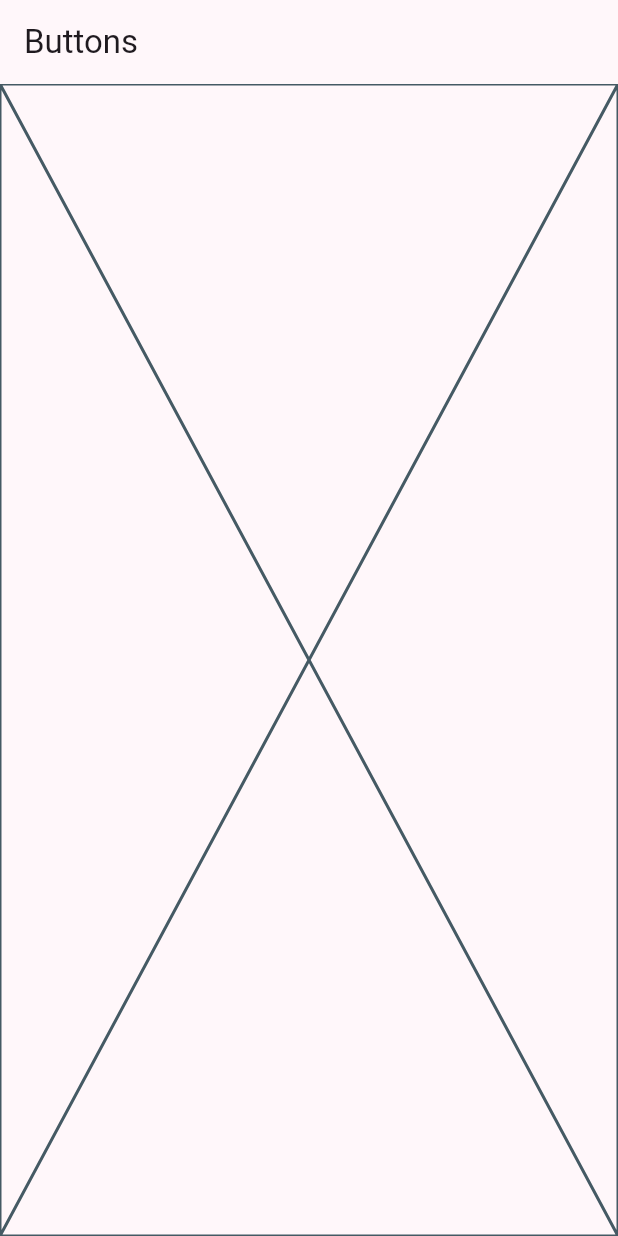
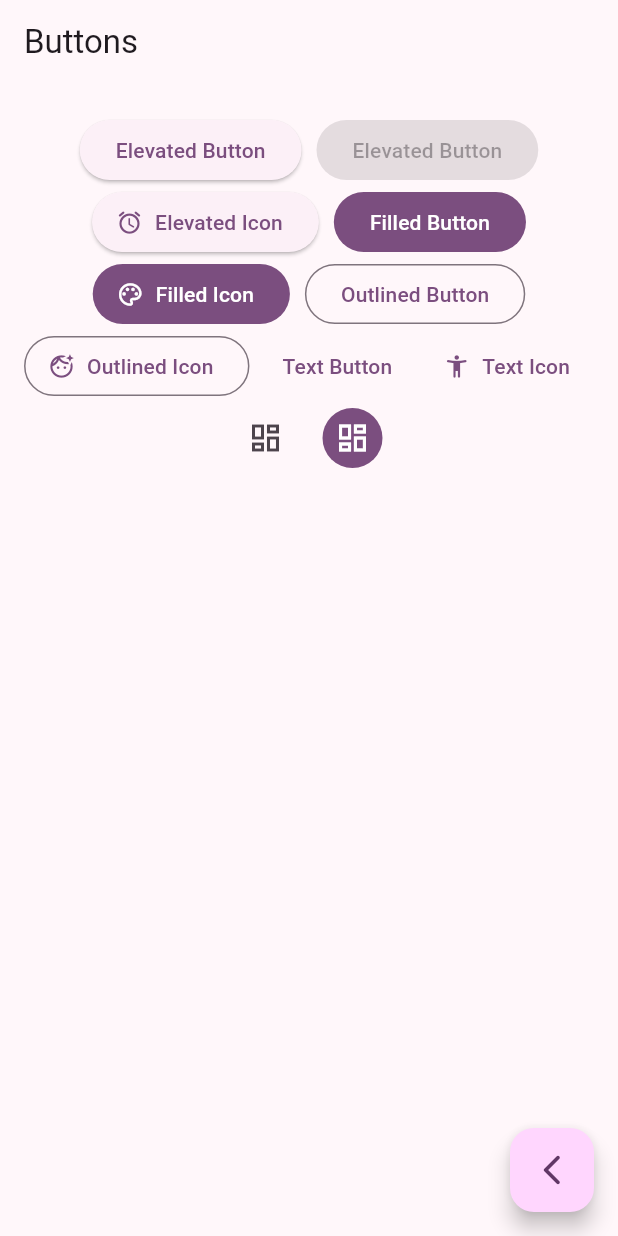
Before and after one commit to dcavadiam/widgets-app, a Flutter app: the ButtonsScreen screen opened by its route, on a phone screen of 412 x 824 dp. Run offline on Flutter 3.47's test engine with Material 3 defaults, Android fonts, the phone set to English and light mode, and no system bars; our stand-ins replace go_router.

Commit message:
add some types of buttons

```diff
--- a/lib/presentation/screens/buttons/buttons_screen.dart
+++ b/lib/presentation/screens/buttons/buttons_screen.dart
@@ -1,4 +1,5 @@
 import 'package:flutter/material.dart';
+import 'package:go_router/go_router.dart';
 
 class ButtonsScreen extends StatelessWidget {
   static const String routeName = 'buttons_screen';
@@ -8,10 +9,77 @@ class ButtonsScreen extends StatelessWidget {
   @override
   Widget build(BuildContext context) {
     return Scaffold(
-      appBar: AppBar(
-        title: const Text('Buttons'),
-      ),
-      body: const Placeholder(),
+        appBar: AppBar(
+          title: const Text('Buttons'),
+        ),
+        body: const _ButtonsView(),
+        floatingActionButton: FloatingActionButton(
+          onPressed: () {
+            context.pop();
+          },
+          child: const Icon(Icons.arrow_back_ios_new_rounded),
+        ));
+  }
+}
+
+class _ButtonsView extends StatelessWidget {
+  const _ButtonsView();
+
+  @override
+  Widget build(BuildContext context) {
+    final color = Theme.of(context).colorScheme;
+
+    return SizedBox(
+      width: double.infinity,
+      child: Padding(
+          padding: const EdgeInsets.symmetric(horizontal: 10, vertical: 20),
+          child: Wrap(
+            spacing: 10,
+            alignment: WrapAlignment.center,
+            children: [
+              ElevatedButton(
+                onPressed: () {},
+                child: const Text('Elevated Button'),
+              ),
+              const ElevatedButton(
+                onPressed: null,
+                child: Text('Elevated Button'),
+              ),
+              ElevatedButton.icon(
+                  onPressed: () {},
+                  icon: const Icon(Icons.access_alarm_rounded),
+                  label: const Text('Elevated Icon')),
+              FilledButton(
+                  onPressed: () {}, child: const Text('Filled Button')),
+              FilledButton.icon(
+                  onPressed: () {},
+                  icon: const Icon(Icons.palette_outlined),
+                  label: const Text('Filled Icon')),
+              OutlinedButton(
+                  onPressed: () {}, child: const Text('Outlined Button')),
+              OutlinedButton.icon(
+                  onPressed: () {},
+                  icon: const Icon(Icons.face_retouching_natural_outlined),
+                  label: const Text('Outlined Icon')),
+              TextButton(onPressed: () {}, child: const Text('Text Button')),
+              TextButton.icon(
+                  onPressed: () {},
+                  icon: const Icon(Icons.accessibility_new_rounded),
+                  label: const Text('Text Icon')),
+
+              //TODO: Add custom button
+
+              IconButton(
+                  onPressed: () {}, icon: const Icon(Icons.dashboard_outlined)),
+              IconButton(
+                  onPressed: () {},
+                  icon: const Icon(Icons.dashboard_outlined),
+                  style: ButtonStyle(
+                    backgroundColor: MaterialStateProperty.all(color.primary),
+                    iconColor: MaterialStateProperty.all(Colors.white),
+                  )),
+            ],
+          )),
     );
   }
 }
```
